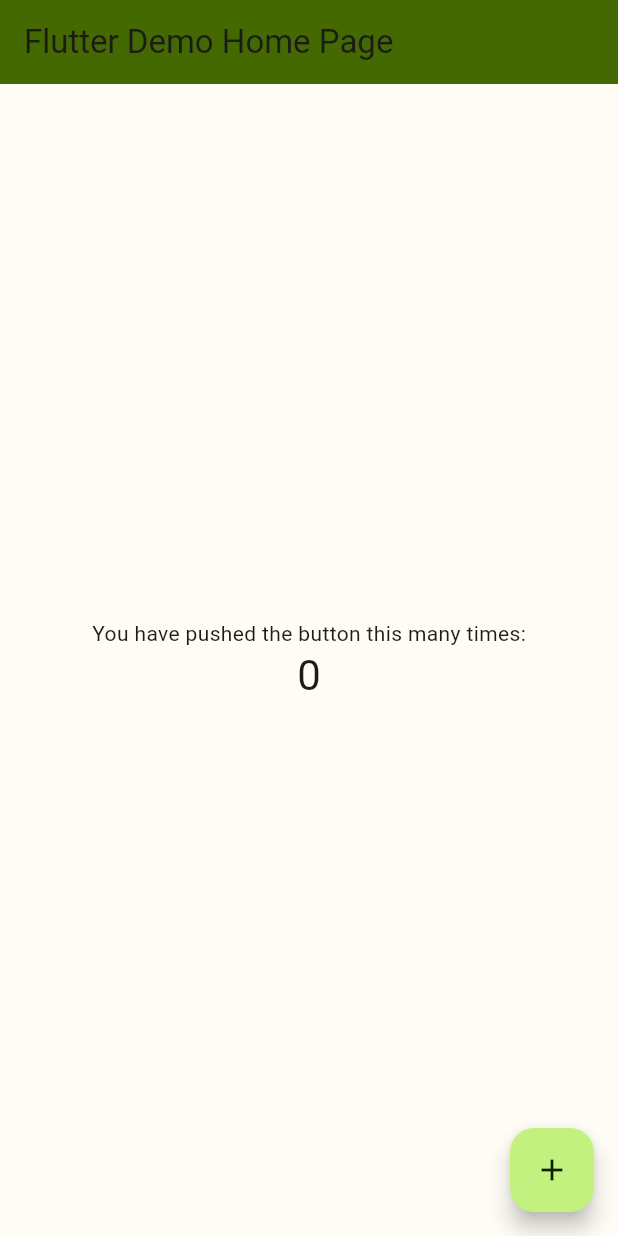
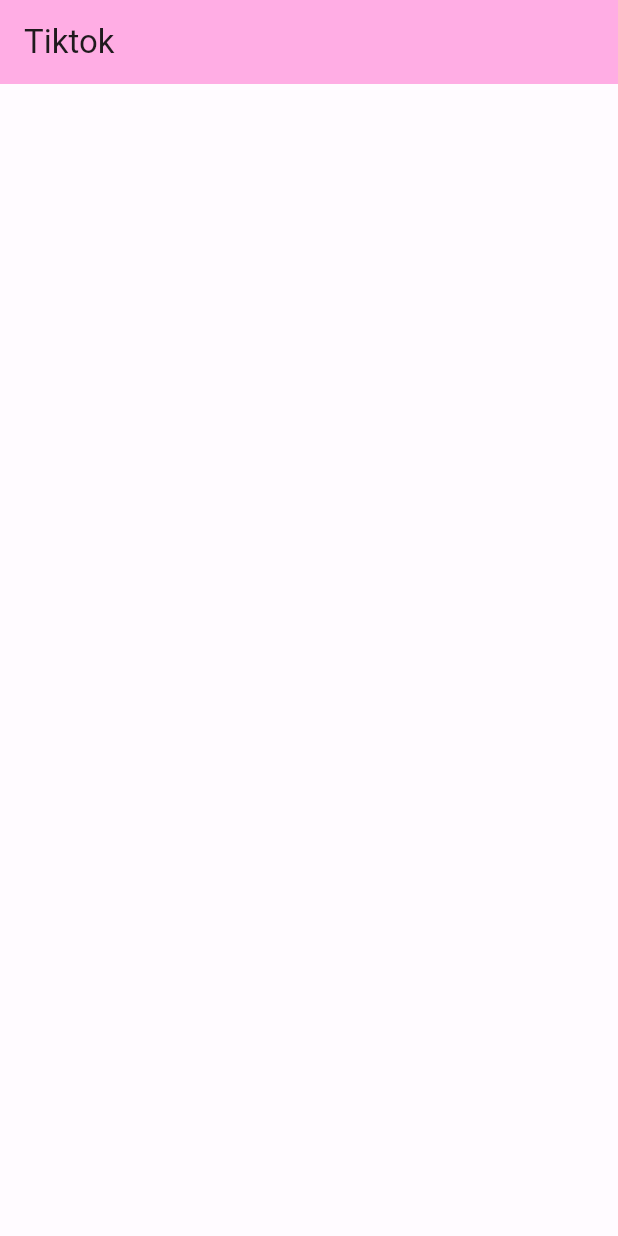
Before and after one commit to sedanuronderr/tiktok_flutter, a Flutter app: the screen it shows after launch, on a phone screen of 412 x 824 dp. Run offline on Flutter 3.47's test engine with Material 3 defaults, Android fonts, the phone set to English and light mode, and no system bars; our stand-ins replace get_it, stacked.

Commit message:
theme change

```diff
--- /dev/null
+++ b/lib/app/app_base_viewmodel.dart
@@ -0,0 +1,4 @@
+import 'package:stacked/stacked.dart';
+
+class AppBaseViewMode extends BaseViewModel {
+}
--- /dev/null
+++ b/lib/app/main.dart
@@ -0,0 +1,64 @@
+import 'package:flutter/material.dart';
+import 'package:stacked/stacked.dart';
+import 'package:tiktok_flutter/di/locator.dart';
+
+import '../constants/theme.dart';
+import 'app_base_viewmodel.dart';
+
+Future<void> main() async {
+   await setupLocator();
+
+  runApp(const MyApp());
+}
+
+class MyApp extends StatelessWidget {
+  const MyApp({super.key});
+
+  @override
+  Widget build(BuildContext context) {
+    return ViewModelBuilder<AppBaseViewMode>.reactive(
+        viewModelBuilder: () => AppBaseViewMode(),
+    onModelReady: (model) async => await model,
+    builder: (context, model, child) =>  MaterialApp(
+      title: 'Flutter Demo',
+      theme: ThemeData(useMaterial3: true, colorScheme: lightColorScheme),
+      darkTheme: ThemeData(useMaterial3: true, colorScheme: darkColorScheme),
+      home: const MyHomePage(title: 'Tiktok'),
+    ) );
+  }
+}
+
+
+
+
+class MyHomePage extends StatefulWidget {
+  const MyHomePage({super.key, required this.title});
+
+  final String title;
+
+  @override
+  State<MyHomePage> createState() => _MyHomePageState();
+}
+
+class _MyHomePageState extends State<MyHomePage> {
+  int _counter = 0;
+
+  @override
+  Widget build(BuildContext context) {
+    return Scaffold(
+      appBar: AppBar(
+        backgroundColor: Theme.of(context).colorScheme.inversePrimary,
+        title: Text(widget.title),
+      ),
+      body: Center(
+        child: Column(
+          mainAxisAlignment: MainAxisAlignment.center,
+          children: <Widget>[
+
+          ],
+        ),
+      ),
+
+    );
+  }
+}
--- a/lib/constants/theme.dart
+++ b/lib/constants/theme.dart
@@ -4,68 +4,68 @@ import 'package:flutter/material.dart';
 
 const lightColorScheme = ColorScheme(
   brightness: Brightness.light,
-  primary: Color(0xFF446900),
+  primary: Color(0xFF8F427B),
   onPrimary: Color(0xFFFFFFFF),
-  primaryContainer: Color(0xFFC3F180),
-  onPrimaryContainer: Color(0xFF111F00),
-  secondary: Color(0xFF586249),
+  primaryContainer: Color(0xFFFFD7EE),
+  onPrimaryContainer: Color(0xFF3A0030),
+  secondary: Color(0xFF934171),
   onSecondary: Color(0xFFFFFFFF),
-  secondaryContainer: Color(0xFFDCE7C7),
-  onSecondaryContainer: Color(0xFF161E0A),
-  tertiary: Color(0xFF386662),
+  secondaryContainer: Color(0xFFFFD8E9),
+  onSecondaryContainer: Color(0xFF3C0029),
+  tertiary: Color(0xFF934172),
   onTertiary: Color(0xFFFFFFFF),
-  tertiaryContainer: Color(0xFFBCECE6),
-  onTertiaryContainer: Color(0xFF00201E),
+  tertiaryContainer: Color(0xFFFFD8E9),
+  onTertiaryContainer: Color(0xFF3C0029),
   error: Color(0xFFBA1A1A),
   errorContainer: Color(0xFFFFDAD6),
   onError: Color(0xFFFFFFFF),
   onErrorContainer: Color(0xFF410002),
-  background: Color(0xFFFEFCF5),
-  onBackground: Color(0xFF1B1C18),
-  surface: Color(0xFFFEFCF5),
-  onSurface: Color(0xFF1B1C18),
-  surfaceVariant: Color(0xFFE1E4D5),
-  onSurfaceVariant: Color(0xFF45483D),
-  outline: Color(0xFF75796C),
-  onInverseSurface: Color(0xFFF2F1E9),
-  inverseSurface: Color(0xFF30312C),
-  inversePrimary: Color(0xFF90DA21),
+  background: Color(0xFFFFFBFF),
+  onBackground: Color(0xFF1F1A1D),
+  surface: Color(0xFFFFFBFF),
+  onSurface: Color(0xFF1F1A1D),
+  surfaceVariant: Color(0xFFEFDEE6),
+  onSurfaceVariant: Color(0xFF4F444A),
+  outline: Color(0xFF81737A),
+  onInverseSurface: Color(0xFFF9EEF1),
+  inverseSurface: Color(0xFF342F32),
+  inversePrimary: Color(0xFFFFADE4),
   shadow: Color(0xFF000000),
-  surfaceTint: Color(0xFF446900),
-  outlineVariant: Color(0xFFC5C8B9),
+  surfaceTint: Color(0xFF8F427B),
+  outlineVariant: Color(0xFFD2C2CA),
   scrim: Color(0xFF000000),
 );
 
 const darkColorScheme = ColorScheme(
   brightness: Brightness.dark,
-  primary: Color(0xFFA8D567),
-  onPrimary: Color(0xFF213600),
-  primaryContainer: Color(0xFF324F00),
-  onPrimaryContainer: Color(0xFFC3F180),
-  secondary: Color(0xFFC0CAAC),
-  onSecondary: Color(0xFF2B331E),
-  secondaryContainer: Color(0xFF414A33),
-  onSecondaryContainer: Color(0xFFDCE7C7),
-  tertiary: Color(0xFFA0D0CA),
-  onTertiary: Color(0xFF003734),
-  tertiaryContainer: Color(0xFF1F4E4A),
-  onTertiaryContainer: Color(0xFFBCECE6),
+  primary: Color(0xFFFFADE4),
+  onPrimary: Color(0xFF58114A),
+  primaryContainer: Color(0xFF732A62),
+  onPrimaryContainer: Color(0xFFFFD7EE),
+  secondary: Color(0xFFFFAFD8),
+  onSecondary: Color(0xFF5B1141),
+  secondaryContainer: Color(0xFF772959),
+  onSecondaryContainer: Color(0xFFFFD8E9),
+  tertiary: Color(0xFFFFAFD8),
+  onTertiary: Color(0xFF5B1141),
+  tertiaryContainer: Color(0xFF772959),
+  onTertiaryContainer: Color(0xFFFFD8E9),
   error: Color(0xFFFFB4AB),
   errorContainer: Color(0xFF93000A),
   onError: Color(0xFF690005),
   onErrorContainer: Color(0xFFFFDAD6),
-  background: Color(0xFF1B1C18),
-  onBackground: Color(0xFFE4E3DB),
-  surface: Color(0xFF1B1C18),
-  onSurface: Color(0xFFE4E3DB),
-  surfaceVariant: Color(0xFF45483D),
-  onSurfaceVariant: Color(0xFFC5C8B9),
-  outline: Color(0xFF8F9285),
-  onInverseSurface: Color(0xFF1B1C18),
-  inverseSurface: Color(0xFFE4E3DB),
-  inversePrimary: Color(0xFF446900),
+  background: Color(0xFF1F1A1D),
+  onBackground: Color(0xFFEAE0E3),
+  surface: Color(0xFF1F1A1D),
+  onSurface: Color(0xFFEAE0E3),
+  surfaceVariant: Color(0xFF4F444A),
+  onSurfaceVariant: Color(0xFFD2C2CA),
+  outline: Color(0xFF9B8D94),
+  onInverseSurface: Color(0xFF1F1A1D),
+  inverseSurface: Color(0xFFEAE0E3),
+  inversePrimary: Color(0xFF8F427B),
   shadow: Color(0xFF000000),
-  surfaceTint: Color(0xFFA8D567),
-  outlineVariant: Color(0xFF45483D),
+  surfaceTint: Color(0xFFFFADE4),
+  outlineVariant: Color(0xFF4F444A),
   scrim: Color(0xFF000000),
 );
--- a/lib/main.dart
+++ /dev/null
@@ -1,103 +0,0 @@
-import 'package:flutter/material.dart';
-
-import 'constants/theme.dart';
-
-void main() {
-  runApp(const MyApp());
-}
-
-class MyApp extends StatelessWidget {
-  const MyApp({super.key});
-
-  // This widget is the root of your application.
-  @override
-  Widget build(BuildContext context) {
-    return MaterialApp(
-      title: 'Flutter Demo',
-
-      theme: ThemeData(useMaterial3: true, colorScheme: lightColorScheme),
-      darkTheme: ThemeData(useMaterial3: true, colorScheme: darkColorScheme),
-      home: const MyHomePage(title: 'Flutter Demo Home Page'),
-    );
-  }
-}
-
-class MyHomePage extends StatefulWidget {
-  const MyHomePage({super.key, required this.title});
-
-
-  final String title;
-
-  @override
-  State<MyHomePage> createState() => _MyHomePageState();
-}
-
-class _MyHomePageState extends State<MyHomePage> {
-  int _counter = 0;
-
-  void _incrementCounter() {
-    setState(() {
-      // This call to setState tells the Flutter framework that something has
-      // changed in this State, which causes it to rerun the build method below
-      // so that the display can reflect the updated values. If we changed
-      // _counter without calling setState(), then the build method would not be
-      // called again, and so nothing would appear to happen.
-      _counter++;
-    });
-  }
-
-  @override
-  Widget build(BuildContext context) {
-    // This method is rerun every time setState is called, for instance as done
-    // by the _incrementCounter method above.
-    //
-    // The Flutter framework has been optimized to make rerunning build methods
-    // fast, so that you can just rebuild anything that needs updating rather
-    // than having to individually change instances of widgets.
-    return Scaffold(
-      appBar: AppBar(
-        // TRY THIS: Try changing the color here to a specific color (to
-        // Colors.amber, perhaps?) and trigger a hot reload to see the AppBar
-        // change color while the other colors stay the same.
-        backgroundColor: Theme.of(context).colorScheme.primary,
-        // Here we take the value from the MyHomePage object that was created by
-        // the App.build method, and use it to set our appbar title.
-        title: Text(widget.title),
-      ),
-      body: Center(
-        // Center is a layout widget. It takes a single child and positions it
-        // in the middle of the parent.
-        child: Column(
-          // Column is also a layout widget. It takes a list of children and
-          // arranges them vertically. By default, it sizes itself to fit its
-          // children horizontally, and tries to be as tall as its parent.
-          //
-          // Column has various properties to control how it sizes itself and
-          // how it positions its children. Here we use mainAxisAlignment to
-          // center the children vertically; the main axis here is the vertical
-          // axis because Columns are vertical (the cross axis would be
-          // horizontal).
-          //
-          // TRY THIS: Invoke "debug painting" (choose the "Toggle Debug Paint"
-          // action in the IDE, or press "p" in the console), to see the
-          // wireframe for each widget.
-          mainAxisAlignment: MainAxisAlignment.center,
-          children: <Widget>[
-            const Text(
-              'You have pushed the button this many times:',
-            ),
-            Text(
-              '$_counter',
-              style: Theme.of(context).textTheme.headlineMedium,
-            ),
-          ],
-        ),
-      ),
-      floatingActionButton: FloatingActionButton(
-        onPressed: _incrementCounter,
-        tooltip: 'Increment',
-        child: const Icon(Icons.add),
-      ), // This trailing comma makes auto-formatting nicer for build methods.
-    );
-  }
-}
```
Also changed, not shown: lib/di/locator.dart (added, +9 -0 lines), pubspec.yaml (+7 -0 lines), pubspec.lock, 1 other file.
